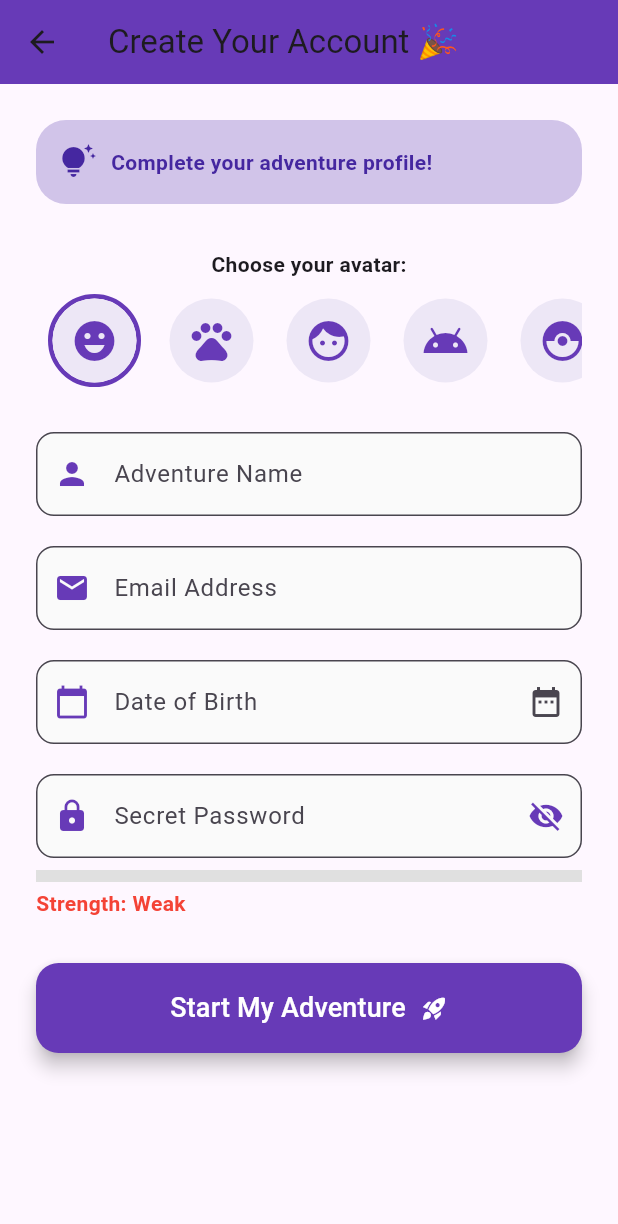
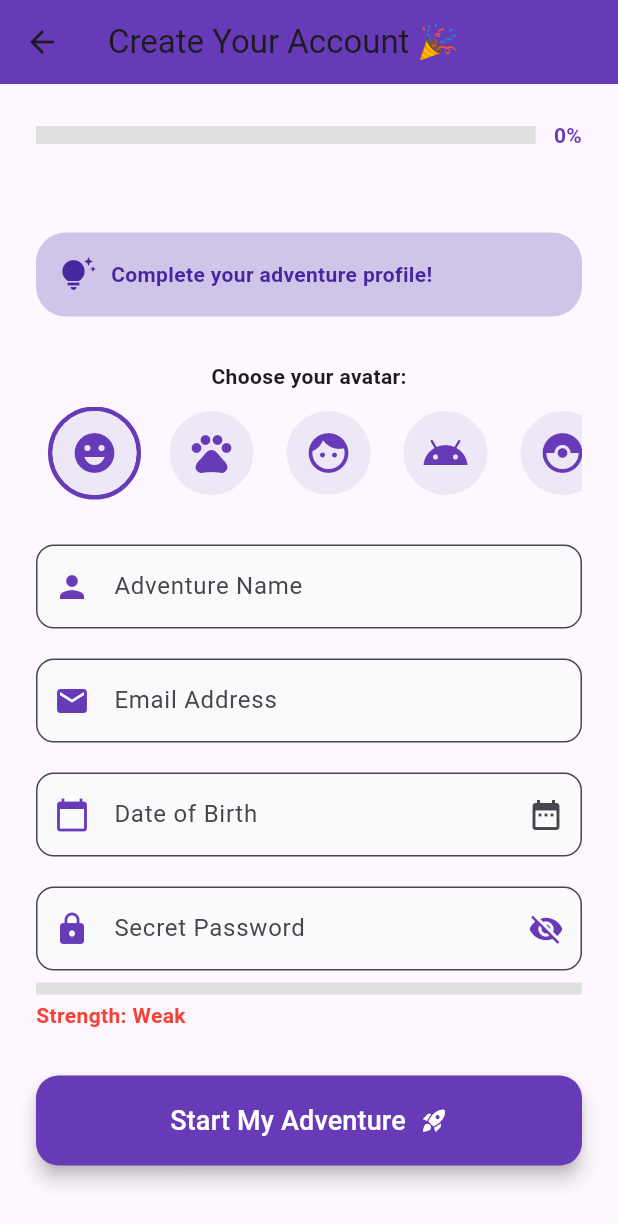
Before and after one commit to hasmika123/inclass13, a Flutter app: the screen it shows after launch, after a tap on "Start Adventure", on a phone screen of 412 x 824 dp. Shown: the top 1224 px of the screen. Run offline on Flutter 3.47's test engine with Material 3 defaults, Android fonts, the phone set to English and light mode, and no system bars; our stand-ins replace animated_text_kit, confetti.

Commit message:
Adventure Progress Tracker Feature Implemented

```diff
--- a/lib/screens/signup_screen.dart
+++ b/lib/screens/signup_screen.dart
@@ -1,5 +1,123 @@
 import 'package:flutter/material.dart';
 import 'success_screen.dart';
+
+class ProgressTracker extends StatefulWidget {
+  final bool nameFilled;
+  final bool emailFilled;
+  final bool passwordFilled;
+  final bool dobFilled;
+  const ProgressTracker({
+    Key? key,
+    required this.nameFilled,
+    required this.emailFilled,
+    required this.passwordFilled,
+    required this.dobFilled,
+  }) : super(key: key);
+  @override
+  State<ProgressTracker> createState() => _ProgressTrackerState();
+}
+
+class _ProgressTrackerState extends State<ProgressTracker> with SingleTickerProviderStateMixin {
+  late AnimationController _controller;
+  String _message = '';
+  @override
+  void initState() {
+    super.initState();
+  _controller = AnimationController(vsync: this, duration: const Duration(milliseconds: 600));
+    WidgetsBinding.instance.addPostFrameCallback((_) => _updateProgress());
+  }
+  @override
+  void didUpdateWidget(covariant ProgressTracker oldWidget) {
+    super.didUpdateWidget(oldWidget);
+    _updateProgress();
+  }
+  void _updateProgress() {
+    int filled = [widget.nameFilled, widget.emailFilled, widget.passwordFilled, widget.dobFilled].where((f) => f).length;
+    double percent = filled / 4.0;
+    String msg = '';
+    if (percent >= 1.0) msg = 'Ready for adventure!';
+    else if (percent >= 0.75) msg = 'Almost done!';
+    else if (percent >= 0.5) msg = 'Halfway there!';
+    else if (percent >= 0.25) msg = 'Great start!';
+    setState(() {
+      _message = msg;
+    });
+    _controller.animateTo(percent, curve: Curves.easeOut);
+  }
+  @override
+  void dispose() {
+    _controller.dispose();
+    super.dispose();
+  }
+  @override
+  Widget build(BuildContext context) {
+    return Column(
+      children: [
+        Row(
+          children: [
+            Expanded(
+              child: AnimatedBuilder(
+                animation: _controller,
+                builder: (context, child) {
+                  return LinearProgressIndicator(
+                    value: _controller.value,
+                    minHeight: 12,
+                    backgroundColor: Colors.grey[300],
+                    valueColor: AlwaysStoppedAnimation<Color>(
+                      _controller.value >= 1.0 ? Colors.green : Colors.deepPurple,
+                    ),
+                  );
+                },
+              ),
+            ),
+            const SizedBox(width: 12),
+            Text(
+              '${(_controller.value * 100).round()}%',
+              style: TextStyle(
+                fontWeight: FontWeight.bold,
+                color: _controller.value >= 1.0 ? Colors.green : Colors.deepPurple,
+              ),
+            ),
+          ],
+        ),
+        const SizedBox(height: 8),
+        AnimatedSwitcher(
+          duration: const Duration(milliseconds: 400),
+          child: Text(
+            _message,
+            key: ValueKey(_message),
+            style: TextStyle(
+              fontSize: 16,
+              fontWeight: FontWeight.bold,
+              color: _controller.value >= 1.0 ? Colors.green : Colors.deepPurple,
+            ),
+          ),
+        ),
+        if (_controller.value >= 0.25 && _controller.value < 0.5)
+          _CelebrationIcon(icon: Icons.star, color: Colors.amber),
+        if (_controller.value >= 0.5 && _controller.value < 0.75)
+          _CelebrationIcon(icon: Icons.emoji_events, color: Colors.orange),
+        if (_controller.value >= 0.75 && _controller.value < 1.0)
+          _CelebrationIcon(icon: Icons.rocket_launch, color: Colors.blue),
+        if (_controller.value >= 1.0)
+          _CelebrationIcon(icon: Icons.cake, color: Colors.green),
+      ],
+    );
+  }
+}
+
+class _CelebrationIcon extends StatelessWidget {
+  final IconData icon;
+  final Color color;
+  const _CelebrationIcon({required this.icon, required this.color});
+  @override
+  Widget build(BuildContext context) {
+    return Padding(
+      padding: const EdgeInsets.symmetric(vertical: 8.0),
+      child: Icon(icon, color: color, size: 32),
+    );
+  }
+}
 
 class SignupScreen extends StatefulWidget {
   const SignupScreen({Key? key}) : super(key: key);
@@ -117,6 +235,13 @@ class _SignupScreenState extends State<SignupScreen> {
             key: _formKey,
             child: Column(
               children: [
+                ProgressTracker(
+                  nameFilled: _nameController.text.isNotEmpty,
+                  emailFilled: _emailController.text.isNotEmpty,
+                  passwordFilled: _passwordController.text.isNotEmpty,
+                  dobFilled: _dobController.text.isNotEmpty,
+                ),
+                const SizedBox(height: 24),
                 AnimatedContainer(
                   duration: const Duration(milliseconds: 500),
                   curve: Curves.easeInOut,
@@ -189,6 +314,9 @@ class _SignupScreenState extends State<SignupScreen> {
                     }
                     return null;
                   },
+                  onChanged: (value) {
+                    setState(() {});
+                  },
                 ),
                 const SizedBox(height: 20),
                 _buildTextField(
@@ -203,6 +331,9 @@ class _SignupScreenState extends State<SignupScreen> {
                       return 'Oops! That doesn\'t look like a valid email';
                     }
                     return null;
+                  },
+                  onChanged: (value) {
+                    setState(() {});
                   },
                 ),
                 const SizedBox(height: 20),
@@ -338,6 +469,7 @@ class _SignupScreenState extends State<SignupScreen> {
     required String label,
     required IconData icon,
     required String? Function(String?) validator,
+    void Function(String)? onChanged,
   }) {
     return TextFormField(
       controller: controller,
@@ -351,6 +483,7 @@ class _SignupScreenState extends State<SignupScreen> {
         fillColor: Colors.grey[50],
       ),
       validator: validator,
+      onChanged: onChanged,
     );
   }
 }
```
